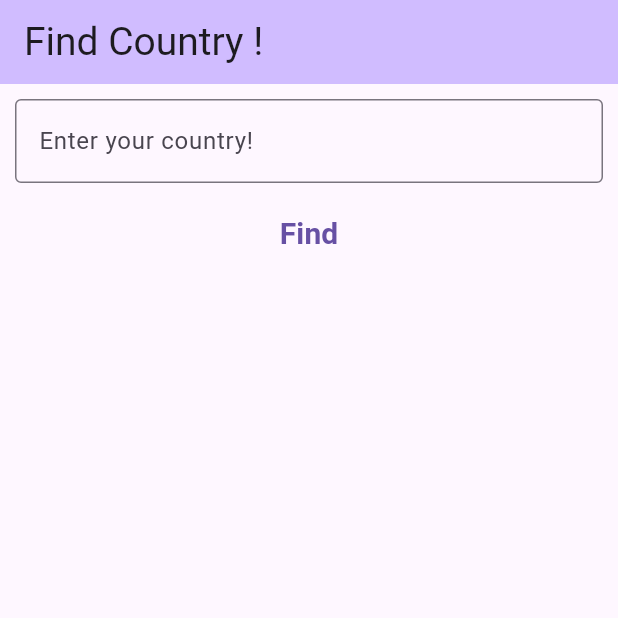
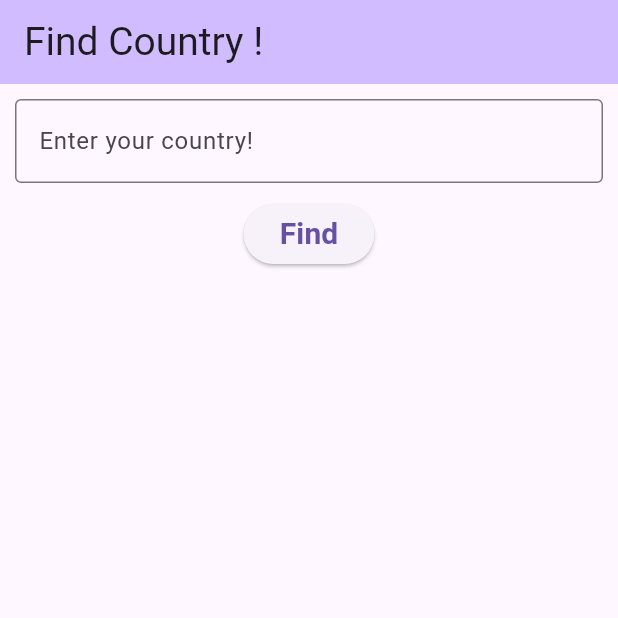
Before and after one commit to Flutter007/hw37, a Flutter app: the screen it shows after launch, on a phone screen of 412 x 824 dp, the top half of it. Run offline on Flutter 3.47's test engine with Material 3 defaults, Android fonts, the phone set to English and light mode, and no system bars; our stand-ins replace google_fonts; Roboto replaces fonts that are missing (Alef).

Commit message:
Changed some visual part of App,button remaked to ElevatedButton.

```diff
--- a/lib/screens/result_screen.dart
+++ b/lib/screens/result_screen.dart
@@ -51,7 +51,6 @@ class _ResultScreenState extends State<ResultScreen> {
     final theme = Theme.of(context);
 
     return Column(
-      crossAxisAlignment: CrossAxisAlignment.center,
       mainAxisSize: MainAxisSize.min,
       children: [
         Container(
@@ -68,7 +67,7 @@ class _ResultScreenState extends State<ResultScreen> {
             ),
           ),
         ),
-        TextButton(
+        ElevatedButton(
           onPressed: () {
             setState(() {
               countryName = countryController.text;
@@ -87,16 +86,14 @@ class _ResultScreenState extends State<ResultScreen> {
         errorText == null
             ? Expanded(
               child: ListView.builder(
-                physics: NeverScrollableScrollPhysics(),
+                //phisics: NeverScrollableScrollPhysics() был использован,но при определенных запросах(например,Китай или Корея)приходит информация о нескольких странах сразу
                 padding: EdgeInsets.all(10),
-
                 itemBuilder:
                     (ctx, index) => Column(
                       crossAxisAlignment: CrossAxisAlignment.start,
                       children: [
                         ListTileCustom(
                           title: 'Country',
-
                           subtitle: countryName!,
                         ),
                         ListTileCustom(
@@ -107,12 +104,12 @@ class _ResultScreenState extends State<ResultScreen> {
                         ListTileCustom(
                           title: 'Population',
                           subtitle:
-                              '${(countryInfo[index].population / 1000000).toStringAsFixed(2)} mln',
+                              '${(countryInfo[index].population / 1000000).toStringAsFixed(3)} mln',
                         ),
 
                         ListTileCustom(
                           title: 'Area',
-                          subtitle: '${countryInfo[index].area.floor()} km2',
+                          subtitle: '${countryInfo[index].area.round()} km2',
                         ),
 
                         ListTileCustom(
```
